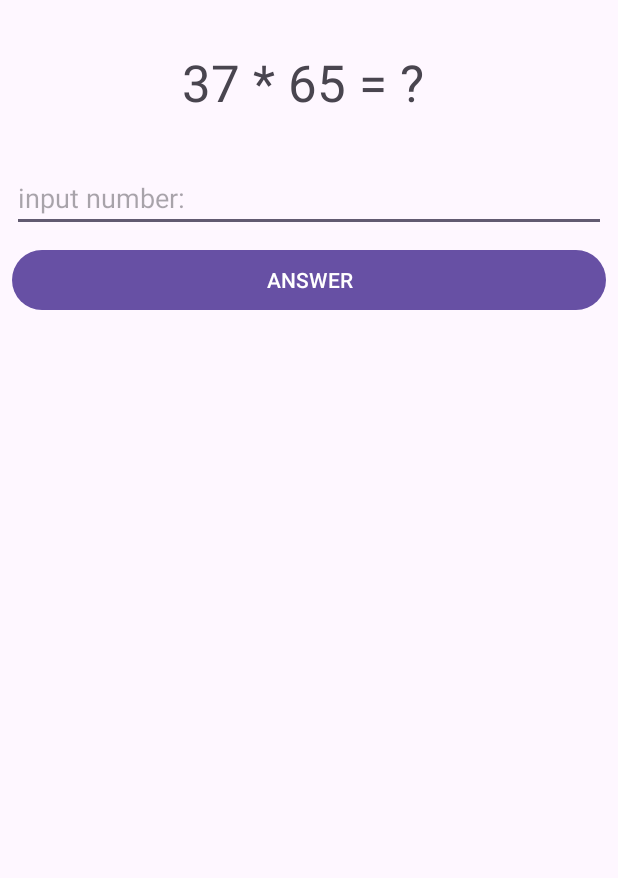
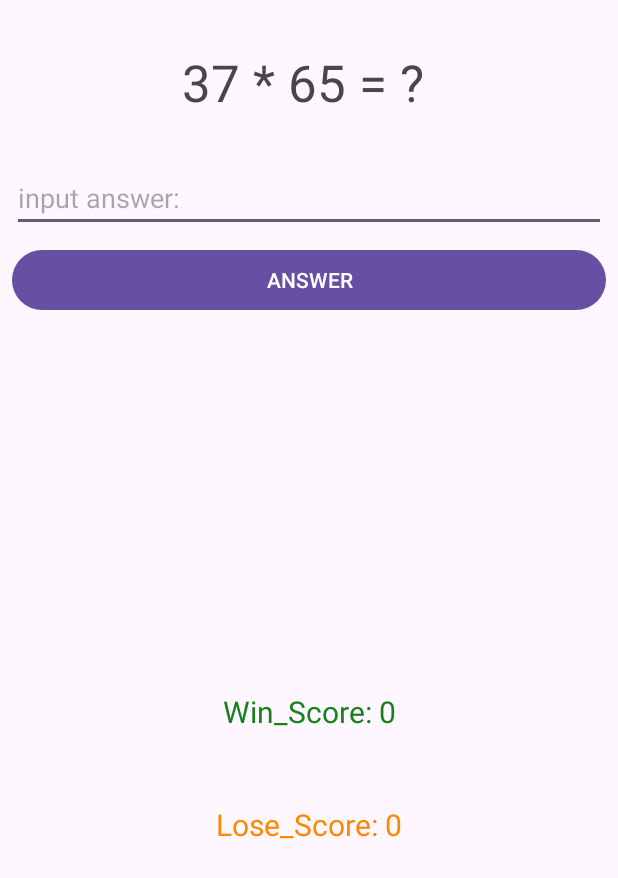
Before and after one commit to Nikrusskih/MathTrainer, an Android app: the screen it shows after launch (MainActivity), on a phone screen of 412 x 824 dp. Shown: the top 878 px of the screen. Run offline under Robolectric (Android 15) with nearby library versions, the phone set to English and light mode, and no system bars.

Commit message:
add count correct and incorrect answers

```diff
--- a/app/src/main/java/com/example/calculator/MainActivity.java
+++ b/app/src/main/java/com/example/calculator/MainActivity.java
@@ -33,26 +33,39 @@ public class MainActivity extends AppCompatActivity {
         Button buttonAnswer = findViewById(R.id.buttonAnswer); /*кнопка*/
         TextView textViewCorrect = findViewById(R.id.textViewCorrectAnswer); /*правильный ответ*/
         TextView textViewIncorrect = findViewById(R.id.textViewIncorrect); /*неправильный ответ*/
+        TextView textViewCorrectCount = findViewById(R.id.textViewCorrectCount); /*счетчик правильных ответов*/
+        TextView textViewIncorrectCount = findViewById(R.id.textViewIncorrectCount); /*счетчик неправильных ответов*/
 
-//        TextView textViewExample = findViewById(R.id.textViewExample);
+
         getRandomAnswer();
 
 
         buttonAnswer.setOnClickListener(new View.OnClickListener() {
+            @SuppressLint("SetTextI18n")
             @Override
             public void onClick(View v) {
                 String text = editTextAnswer.getText().toString();
-                int number = Integer.parseInt(text);
+                int number;
+                try {
+                    number = Integer.parseInt(text);
+                } catch (NumberFormatException e){
+                    return;
+                }
+
                 if (number == correctAnswer) {
+                    winScore++;
                     textViewCorrect.setVisibility(View.VISIBLE);
                     textViewIncorrect.setVisibility(View.GONE);
+                    textViewCorrectCount.setText("Win_Score: "+ winScore);
 
                     editTextAnswer.setText("");
                     getRandomAnswer();
 
                 } else {
+                    loseScore++;
                     textViewCorrect.setVisibility(View.GONE);
                     textViewIncorrect.setVisibility(View.VISIBLE);
+                    textViewIncorrectCount.setText("Lose_Score: "+loseScore);
 
                     editTextAnswer.setText("");
                     getRandomAnswer();
--- a/app/src/main/res/layout/activity_main.xml
+++ b/app/src/main/res/layout/activity_main.xml
@@ -73,4 +73,29 @@
         app:layout_constraintStart_toStartOf="parent"
         app:layout_constraintTop_toBottomOf="@+id/buttonAnswer" />
 
+
+    <TextView
+        android:id="@+id/textViewCorrectCount"
+        android:layout_width="wrap_content"
+        android:layout_height="wrap_content"
+        android:layout_marginTop="250dp"
+        android:text="@string/win_score_0"
+        android:textColor="#18811D"
+        android:textSize="20sp"
+        app:layout_constraintEnd_toEndOf="parent"
+        app:layout_constraintStart_toStartOf="parent"
+        app:layout_constraintTop_toBottomOf="@+id/buttonAnswer" />
+
+    <TextView
+        android:id="@+id/textViewIncorrectCount"
+        android:layout_width="wrap_content"
+        android:layout_height="wrap_content"
+        android:layout_marginTop="48dp"
+        android:text="@string/lose_score_0"
+        android:textColor="@android:color/holo_orange_dark"
+        android:textSize="20sp"
+        app:layout_constraintEnd_toEndOf="parent"
+        app:layout_constraintStart_toStartOf="parent"
+        app:layout_constraintTop_toBottomOf="@+id/textViewCorrectCount" />
+
 </androidx.constraintlayout.widget.ConstraintLayout>
--- a/app/src/main/res/values/strings.xml
+++ b/app/src/main/res/values/strings.xml
@@ -4,5 +4,7 @@
     <string name="answer">ANSWER</string>
     <string name="TextAnswerIncorrect">Sorry, the answer is incorrect!</string>
     <string name="TextAnswerCorrect">You are right!</string>
-    <string name="input_number">input number:</string>
+    <string name="input_number">input answer:</string>
+    <string name="win_score_0">Win_Score: 0</string>
+    <string name="lose_score_0">Lose_Score: 0</string>
 </resources>
```
